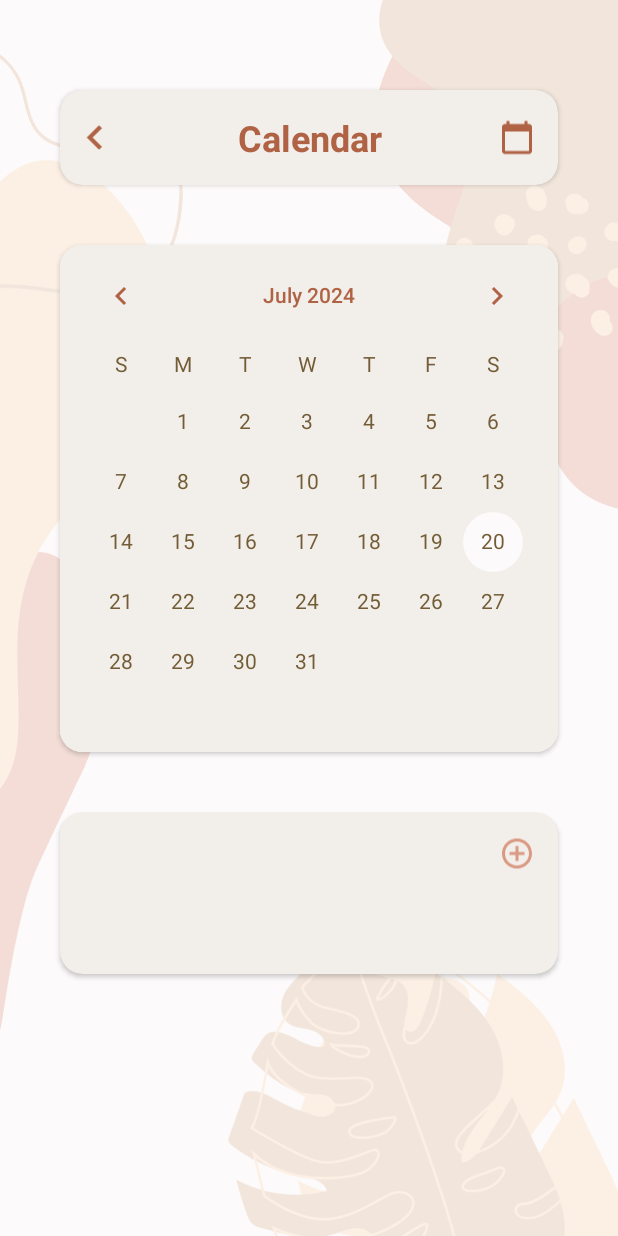
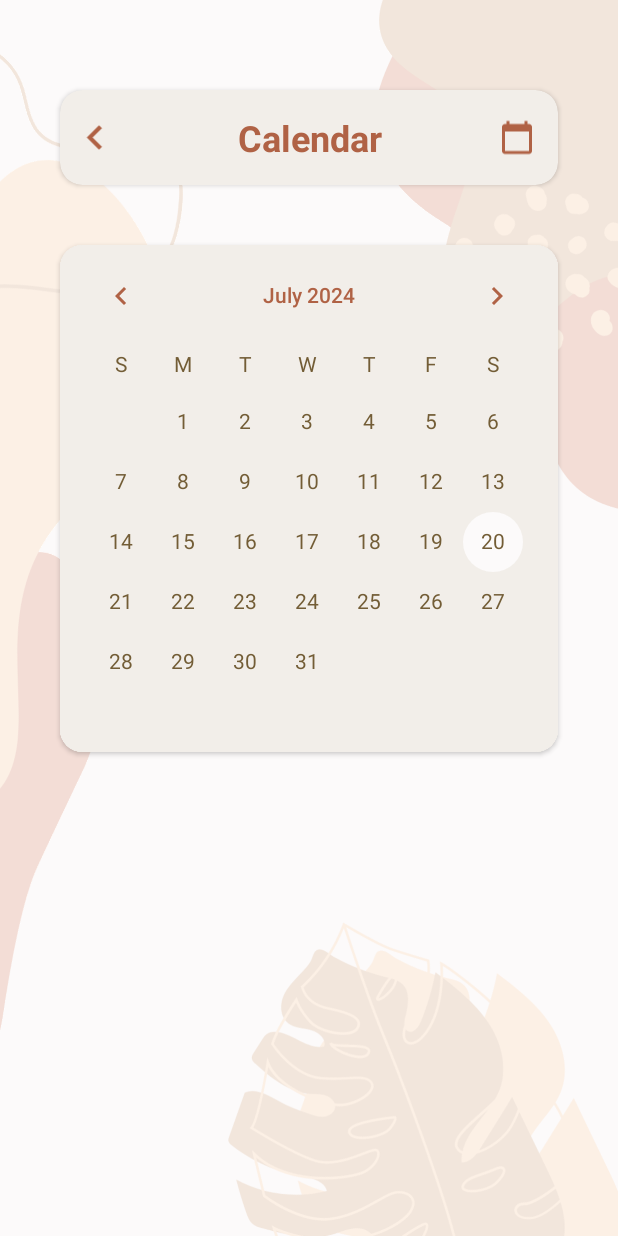
Before and after one commit to ericadiogo/MyCycle, an Android app: the CalendarActivity screen opened directly, with no data from a screen before it, on a phone screen of 412 x 824 dp. Run offline under Robolectric (Android 15) with nearby library versions, the phone set to English and light mode, and no system bars; our stand-ins replace Firebase (no records; nobody signed in at launch, a user with empty details on screens opened directly); Roboto replaces fonts that are not available here.

Commit message:
MC-0009: Changed visibility of daily info card at Calendar screen.

```diff
--- a/app/src/main/java/com/ericadiogo/mycycle/CalendarActivity.java
+++ b/app/src/main/java/com/ericadiogo/mycycle/CalendarActivity.java
@@ -1,4 +1,6 @@
 package com.ericadiogo.mycycle;
+
+import static com.ericadiogo.mycycle.R.*;
 
 import android.content.Intent;
 import android.os.Bundle;
@@ -8,11 +10,13 @@ import android.widget.CalendarView;
 import android.widget.ImageView;
 import android.widget.LinearLayout;
 import android.widget.TextView;
+import android.widget.Toast;
 
 import androidx.activity.EdgeToEdge;
 import androidx.annotation.NonNull;
 import androidx.appcompat.app.AlertDialog;
 import androidx.appcompat.app.AppCompatActivity;
+import androidx.cardview.widget.CardView;
 import androidx.core.graphics.Insets;
 import androidx.core.view.ViewCompat;
 import androidx.core.view.WindowInsetsCompat;
@@ -31,6 +35,7 @@ import java.util.Locale;
 public class CalendarActivity extends AppCompatActivity {
     private LinearLayout calendarBack;
     private CalendarView calView;
+    private CardView dailyInfoCard;
     private TextView pickedDate;
     private ImageView addInfobtn;
     private DatabaseReference reference;
@@ -44,6 +49,7 @@ public class CalendarActivity extends AppCompatActivity {
         EdgeToEdge.enable(this);
         setContentView(R.layout.activity_calendar);
 
+        dailyInfoCard = findViewById(R.id.dailyInfoCard);
         calendarBack = findViewById(R.id.calendarBack);
         calView = findViewById(R.id.calView);
         pickedDate = findViewById(R.id.pickedDate);
@@ -64,6 +70,7 @@ public class CalendarActivity extends AppCompatActivity {
                 String date = (month+1) + "/" + day + "/" + year;
                 dateSel = date;
                 pickedDate.setText(date);
+                dailyInfoCard.setVisibility(View.VISIBLE);
             }
         });
 
--- a/app/src/main/res/layout/activity_calendar.xml
+++ b/app/src/main/res/layout/activity_calendar.xml
@@ -150,7 +150,7 @@
         </androidx.cardview.widget.CardView>
 
         <androidx.cardview.widget.CardView
-            android:id="@+id/dailyInfo"
+            android:id="@+id/dailyInfoCard"
             android:layout_width="match_parent"
             android:layout_height="wrap_content"
             android:layout_margin="40dp"
@@ -160,6 +160,7 @@
             app:layout_constraintEnd_toEndOf="parent"
             app:layout_constraintHorizontal_bias="0.65"
             app:layout_constraintStart_toStartOf="parent"
+            android:visibility="invisible"
             app:layout_constraintTop_toBottomOf="@id/calendarCard">
 
             <LinearLayout
--- a/app/src/main/res/layout/daily_info.xml
+++ b/app/src/main/res/layout/daily_info.xml
@@ -45,6 +45,8 @@
     <ScrollView
         android:layout_width="match_parent"
         android:layout_height="wrap_content"
+        android:layout_marginLeft="15dp"
+        android:layout_marginRight="15dp"
         android:scrollbars="none">
 
         <LinearLayout
```
